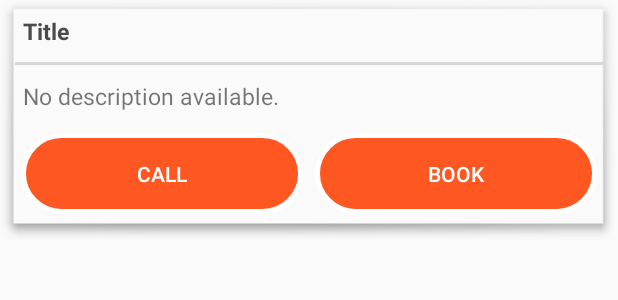
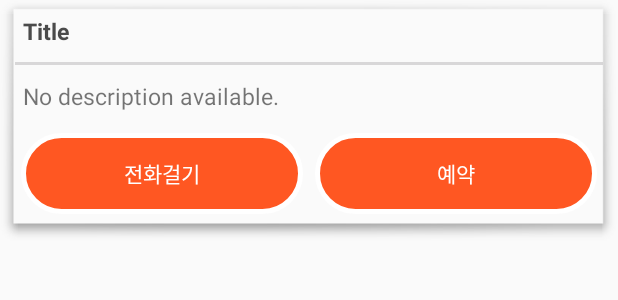
Before and after one commit to SophieYoonseo/yogiyocbnu, an Android app: the layout map_list_item.xml on its own in the app's theme, with its tools: preview values and no code run, on a phone screen of 412 x 824 dp. Shown: the top 300 px of the screen. Run offline under Robolectric (Android 15) with nearby library versions, the phone set to English and light mode, and no system bars; Roboto replaces fonts that are not available here.

Commit message:
stressssssss
uh oh stress

```diff
--- a/Android/app/src/main/res/layout/bottomsheet_map_cards.xml
+++ b/Android/app/src/main/res/layout/bottomsheet_map_cards.xml
@@ -13,9 +13,9 @@
     <TextView
         android:layout_width="match_parent"
         android:layout_height="wrap_content"
-        android:layout_marginBottom="10dp"
         android:layout_marginStart="10dp"
         android:layout_marginTop="5dp"
+        android:layout_marginBottom="10dp"
         android:text="@string/nearby_places"
         android:textSize="16sp"
         android:textStyle="bold" />
--- a/Android/app/src/main/res/layout/map_list_item.xml
+++ b/Android/app/src/main/res/layout/map_list_item.xml
@@ -63,7 +63,7 @@
                 android:layout_margin="4dp"
                 android:layout_weight="1.0"
                 android:background="@drawable/round_shape"
-                android:text="@string/text_call"
+                android:text="전화걸기"
                 android:textColor="#ffffff" />
 
             <Button
@@ -74,7 +74,7 @@
                 android:layout_margin="4dp"
                 android:layout_weight="1.0"
                 android:background="@drawable/round_shape"
-                android:text="@string/text_book"
+                android:text="예약"
                 android:textColor="@color/white" />
         </LinearLayout>
     </LinearLayout>
```
